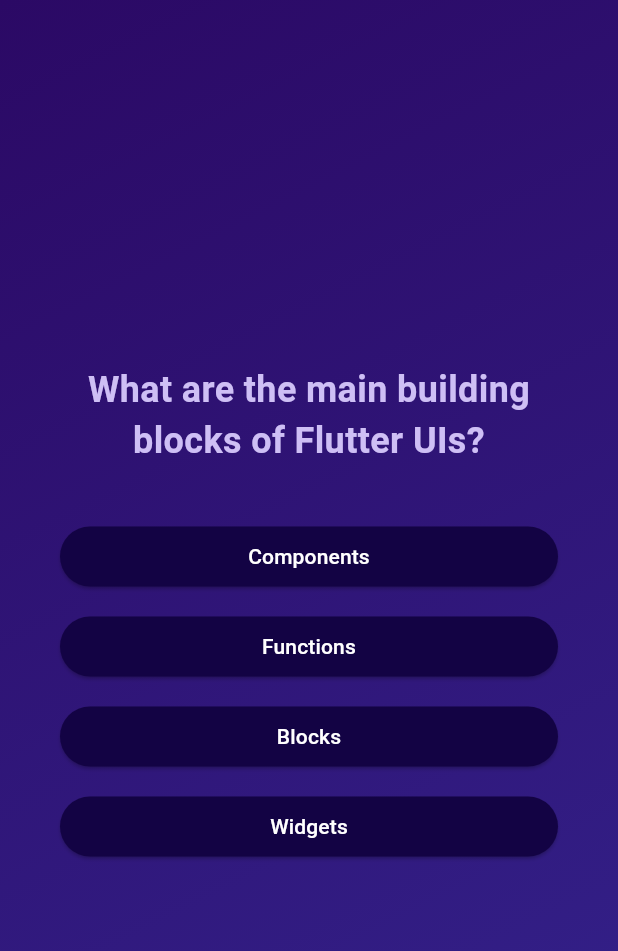
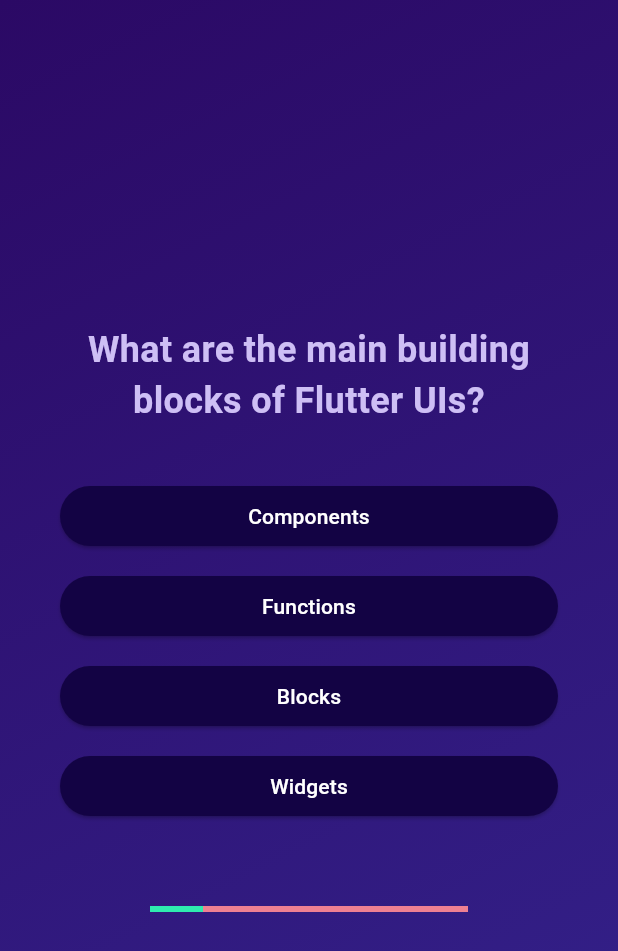
Before and after one commit to KritMukul/quiz_app, a Flutter app: the screen it shows after launch, after a tap on "Start Quiz", on a phone screen of 412 x 824 dp. Shown: the top 951 px of the screen. Run offline on Flutter 3.47's test engine with Material 3 defaults, Android fonts, the phone set to English and light mode, and no system bars; our stand-ins replace google_fonts; Roboto replaces fonts that are missing (Ubuntu).

```diff
--- a/lib/questions_screen.dart
+++ b/lib/questions_screen.dart
@@ -26,6 +26,7 @@ class _QuestionScreenState extends State<QuestionScreen> {
   @override
   Widget build(context) {
     final currentQuestion = questions[currentQuestionIndex];
+    final completedRatio = (currentQuestionIndex + 1) / questions.length;
     return SizedBox(
       width: double.infinity,
       child: Container(
@@ -46,14 +47,26 @@ class _QuestionScreenState extends State<QuestionScreen> {
             const SizedBox(
               height: 30,
             ),
-            ...currentQuestion.getShuffledAnswers().map((answer) {
+            ...currentQuestion.getShuffledAnswers().map(
+              (answer) {
                 return AnswerButton(
                   answerText: answer,
                   onTap: () {
                     answerQuestion(answer);
                   },
                 );
-            }),
+              },
+            ),
+            const SizedBox(height: 50),
+            Container(
+              margin: const EdgeInsets.symmetric(horizontal: 60),
+              width: 50,
+              child: LinearProgressIndicator(
+                value: completedRatio,
+                color: const Color.fromARGB(255, 47, 235, 175),
+                backgroundColor: const Color.fromARGB(255, 238, 128, 146),
+              ),
+            )
           ],
         ),
       ),
```
Lines whose indentation alone changed are shown as unchanged.
